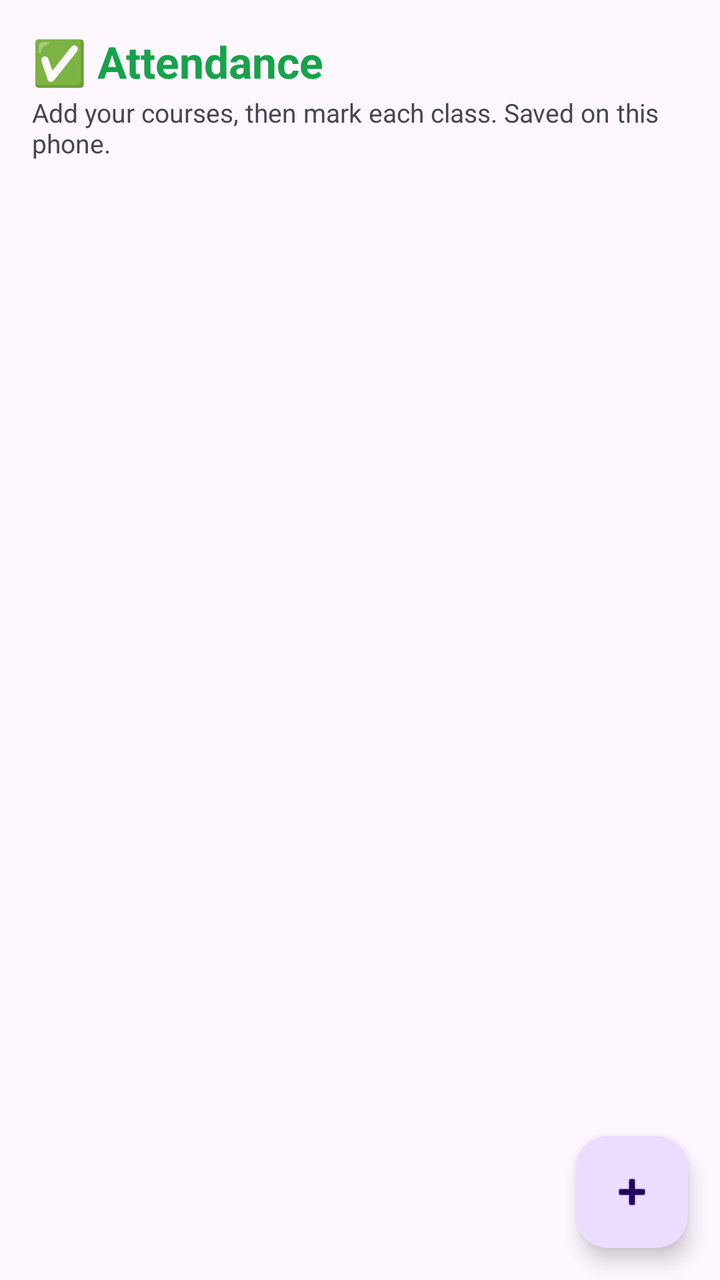
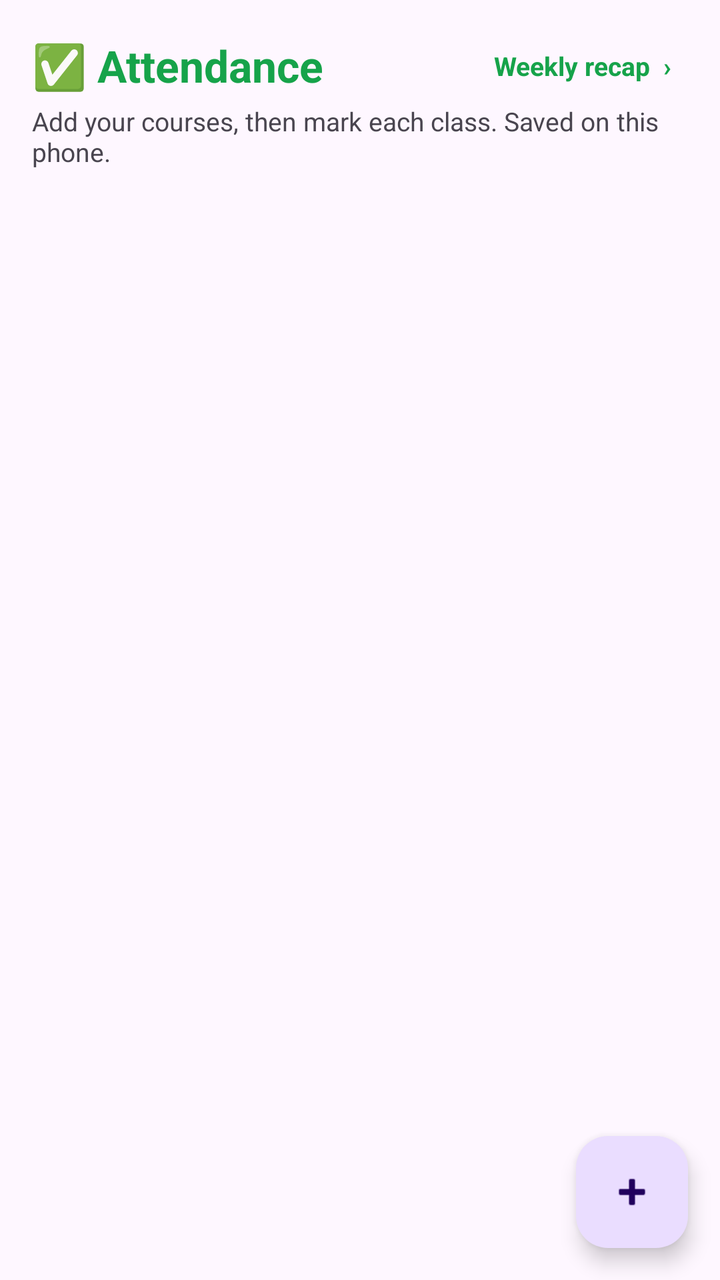

Screens rendered from an Android XML layout before and after an edit, with the pre-edit source and the edit as a unified diff.
<!-- AndroidManifest.xml: application theme Theme.CampusCompanion -->
<!-- res/layout/activity_attendance.xml -->
<?xml version="1.0" encoding="utf-8"?>
<androidx.coordinatorlayout.widget.CoordinatorLayout
    xmlns:android="http://schemas.android.com/apk/res/android"
    android:layout_width="match_parent"
    android:layout_height="match_parent">

    <LinearLayout
        android:layout_width="match_parent"
        android:layout_height="match_parent"
        android:orientation="vertical">

        <LinearLayout
            android:layout_width="match_parent"
            android:layout_height="wrap_content"
            android:orientation="vertical"
            android:paddingHorizontal="16dp"
            android:paddingTop="16dp">

            <TextView
                android:layout_width="match_parent"
                android:layout_height="wrap_content"
                android:text="&#9989; Attendance"
                android:textColor="@color/home_attendance"
                android:textSize="22sp"
                android:textStyle="bold" />

            <TextView
                android:layout_width="match_parent"
                android:layout_height="wrap_content"
                android:layout_marginTop="2dp"
                android:text="Add your courses, then mark each class. Saved on this phone."
                android:textColor="?attr/colorOnSurfaceVariant"
                android:textSize="13sp" />

            <LinearLayout
                android:layout_width="match_parent"
                android:layout_height="wrap_content"
                android:layout_marginTop="8dp"
                android:orientation="horizontal">

                <TextView
                    android:id="@+id/tvOverall"
                    android:layout_width="wrap_content"
                    android:layout_height="wrap_content"
                    android:background="@drawable/bg_chip"
                    android:paddingHorizontal="12dp"
                    android:paddingVertical="4dp"
                    android:textColor="?attr/colorOnPrimaryContainer"
                    android:textSize="13sp"
                    android:textStyle="bold"
                    android:visibility="gone" />

                <TextView
                    android:id="@+id/tvStreak"
                    android:layout_width="wrap_content"
                    android:layout_height="wrap_content"
                    android:layout_marginStart="8dp"
                    android:background="@drawable/bg_chip"
                    android:paddingHorizontal="12dp"
                    android:paddingVertical="4dp"
                    android:textColor="?attr/colorOnPrimaryContainer"
                    android:textSize="13sp"
                    android:textStyle="bold"
                    android:visibility="gone" />
            </LinearLayout>
        </LinearLayout>

        <FrameLayout
            android:layout_width="match_parent"
            android:layout_height="0dp"
            android:layout_weight="1">

            <androidx.recyclerview.widget.RecyclerView
                android:id="@+id/recycler"
                android:layout_width="match_parent"
                android:layout_height="match_parent"
                android:clipToPadding="false"
                android:paddingTop="4dp"
                android:paddingBottom="88dp" />

            <TextView
                android:id="@+id/emptyText"
                android:layout_width="wrap_content"
                android:layout_height="wrap_content"
                android:layout_gravity="center"
                android:gravity="center"
                android:text="No courses yet.\nTap + to add your first course."
                android:visibility="gone" />
        </FrameLayout>
    </LinearLayout>

    <com.google.android.material.floatingactionbutton.FloatingActionButton
        android:id="@+id/fabAdd"
        android:layout_width="wrap_content"
        android:layout_height="wrap_content"
        android:layout_gravity="bottom|end"
        android:layout_margin="16dp"
        android:contentDescription="Add course"
        android:src="@android:drawable/ic_input_add" />
</androidx.coordinatorlayout.widget.CoordinatorLayout>
<!-- resources referenced by this layout -->
<resources>
  <color name="home_attendance">#16A34A</color>
  <!-- drawable bg_chip (drawable) -->
  <?xml version="1.0" encoding="utf-8"?>
  <shape xmlns:android="http://schemas.android.com/apk/res/android"
      android:shape="rectangle">
      <solid android:color="?attr/colorPrimaryContainer" />
      <corners android:radius="50dp" />
  </shape>
  <style name="Theme.CampusCompanion" parent="Base.Theme.CampusCompanion" />
  <style name="Base.Theme.CampusCompanion" parent="Theme.Material3.DayNight.NoActionBar">
          
      </style>
</resources>

<!-- the commit's change to res/layout/activity_attendance.xml (unified diff, before → after) -->
@@ -16,13 +16,32 @@
             android:paddingHorizontal="16dp"
             android:paddingTop="16dp">
 
-            <TextView
+            <LinearLayout
                 android:layout_width="match_parent"
                 android:layout_height="wrap_content"
-                android:text="&#9989; Attendance"
-                android:textColor="@color/home_attendance"
-                android:textSize="22sp"
-                android:textStyle="bold" />
+                android:gravity="center_vertical"
+                android:orientation="horizontal">
+
+                <TextView
+                    android:layout_width="0dp"
+                    android:layout_height="wrap_content"
+                    android:layout_weight="1"
+                    android:text="&#9989; Attendance"
+                    android:textColor="@color/home_attendance"
+                    android:textSize="22sp"
+                    android:textStyle="bold" />
+
+                <TextView
+                    android:id="@+id/tvRecapLink"
+                    android:layout_width="wrap_content"
+                    android:layout_height="wrap_content"
+                    android:background="?attr/selectableItemBackground"
+                    android:padding="8dp"
+                    android:text="Weekly recap  &#8250;"
+                    android:textColor="@color/home_attendance"
+                    android:textSize="13sp"
+                    android:textStyle="bold" />
+            </LinearLayout>
 
             <TextView
                 android:layout_width="match_parent"
